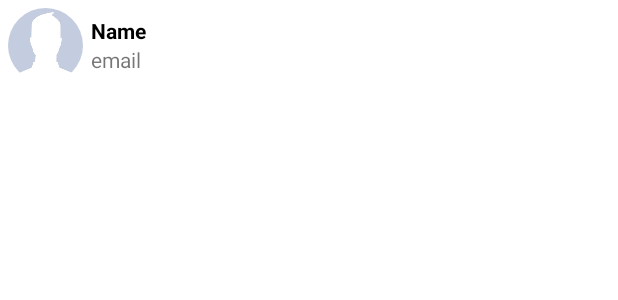
After one commit to BLimaM4I/whatsappclone, an Android app: the layout adapter_contacts.xml on its own in the app's theme, with its tools: preview values and no code run, on a phone screen of 412 x 824 dp. The commit adds this screen. Shown: the top 300 px of the screen. Run offline under Robolectric (Android 15) with nearby library versions, the phone set to English and light mode, and no system bars.

Commit message:
recycler view on contacts list

```diff
--- /dev/null
+++ b/app/src/main/res/layout/adapter_contacts.xml
@@ -0,0 +1,35 @@
+<?xml version="1.0" encoding="utf-8"?>
+<LinearLayout xmlns:android="http://schemas.android.com/apk/res/android"
+    android:layout_width="match_parent"
+    android:layout_height="wrap_content"
+    android:orientation="horizontal"
+    android:padding="5dp">
+
+    <de.hdodenhof.circleimageview.CircleImageView
+        android:id="@+id/adapter_contacts_ivPhoto"
+        android:layout_width="50dp"
+        android:layout_height="50dp"
+        android:src="@drawable/standard_photo_24" />
+
+    <LinearLayout
+        android:layout_width="match_parent"
+        android:layout_height="match_parent"
+        android:gravity="center_vertical"
+        android:orientation="vertical"
+        android:padding="5dp">
+
+        <TextView
+            android:id="@+id/adapter_contacts_ivName"
+            android:layout_width="match_parent"
+            android:layout_height="wrap_content"
+            android:text="Name"
+            android:textColor="@android:color/black"
+            android:textStyle="bold" />
+
+        <TextView
+            android:id="@+id/adapter_contacts_ivEmail"
+            android:layout_width="match_parent"
+            android:layout_height="wrap_content"
+            android:text="email" />
+    </LinearLayout>
+</LinearLayout>
```
Also changed, not shown: app/src/main/java/com/m4i/manutencao/whatsappclone/adapter/ContactsAdapter.java (added, +74 -0 lines), app/src/main/java/com/m4i/manutencao/whatsappclone/fragments/ContactsFragment.java (+67 -37 lines), app/src/main/res/layout/fragment_contacts.xml (+3 -6 lines), 1 other file.
